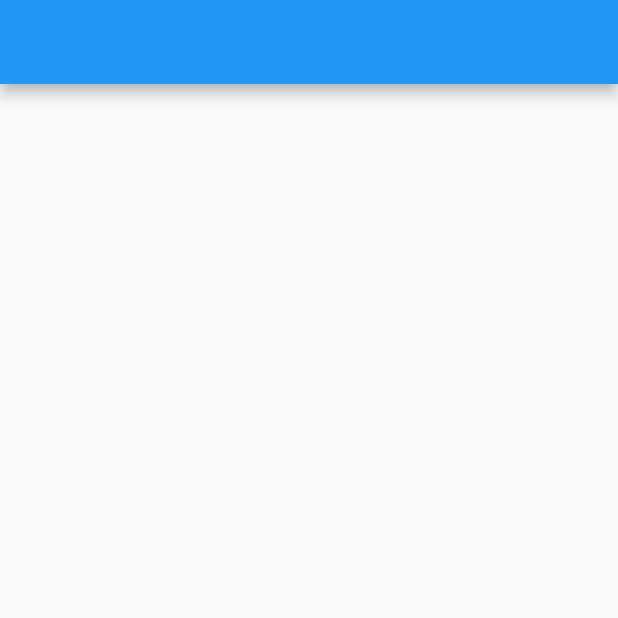
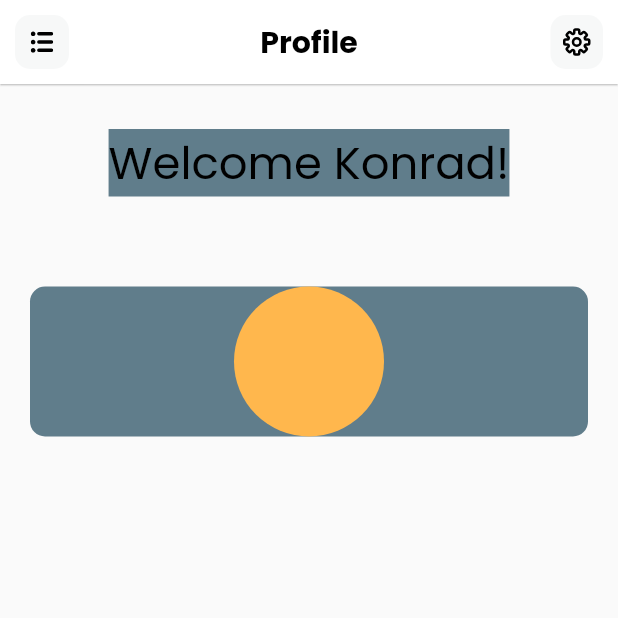
Before and after one commit to Conrad-Push/Speak-It-App, a Flutter app: the screen it shows after launch, on a phone screen of 412 x 824 dp, the top half of it. Run offline on Flutter 3.47's test engine with Material 2 defaults, Android fonts, the phone set to English and light mode, and no system bars; our stand-ins replace firebase_core, flutter_svg; accounts and stored records are empty.

Commit message:
First version of home page added with app bar

```diff
--- a/lib/main.dart
+++ b/lib/main.dart
@@ -13,9 +13,10 @@ class MyApp extends StatelessWidget {
 
   @override
   Widget build(BuildContext context) {
-    return const MaterialApp(
+    return MaterialApp(
       debugShowCheckedModeBanner: false,
-      home: HomePage(),
+      theme: ThemeData(fontFamily: 'Poppins'),
+      home: const HomePage(),
     );
   }
 }
--- a/lib/pages/app/home.dart
+++ b/lib/pages/app/home.dart
@@ -1,4 +1,9 @@
 import 'package:flutter/material.dart';
+import 'package:speak_it_app/widgets/app_bar/custom_app_bar.dart';
+import 'package:speak_it_app/widgets/app_bar/menu_button.dart';
+import 'package:speak_it_app/widgets/app_bar/settings_button.dart';
+import 'package:speak_it_app/utils/constants/texts.dart' as texts;
+import 'package:speak_it_app/utils/constants/colors.dart' as colors;
 
 class HomePage extends StatelessWidget {
   const HomePage({super.key});
@@ -6,7 +11,42 @@ class HomePage extends StatelessWidget {
   @override
   Widget build(BuildContext context) {
     return Scaffold(
-      appBar: AppBar(),
+      appBar: CustomAppBar(
+        title: texts.EnglishTexts.profilePageTitle,
+        leadingButton: AppBarMenuButton(),
+        secondaryButton: [AppBarSettingsButton()],
+      ),
+      body: Center(
+        child: Column(
+          mainAxisAlignment: MainAxisAlignment.start,
+          children: [
+            Container(
+              margin: const EdgeInsets.only(left: 20, right: 20, top: 30, bottom: 30),
+              color: Colors.blueGrey,
+              child: Text(
+                texts.EnglishTexts.welcomeMessage('Konrad'),
+                style: TextStyle(
+                  color: colors.TextColors.fontsMain,
+                  fontSize: 30,
+                  fontWeight: FontWeight.normal,
+                ),
+              ),
+            ),
+            Container(
+              margin: const EdgeInsets.only(left: 20, right: 20, top: 30, bottom: 30),
+              alignment: Alignment.center,
+              decoration: BoxDecoration(
+                color: Colors.blueGrey,
+                borderRadius: BorderRadius.circular(10),
+              ),
+              child: CircleAvatar(
+                radius: 50,
+                backgroundColor: Colors.orange.shade300,
+              ),
+            ),
+          ],
+        ),
+      ),
     );
   }
 }
--- a/lib/utils/constants/colors.dart
+++ b/lib/utils/constants/colors.dart
@@ -1,7 +1,11 @@
 import 'package:flutter/material.dart';
 
+class TextColors {
+  static const fontsMain = Colors.black;
+}
 
-class AppColors {
-  static const primaryColor = Color(0xFF0077FF);
-  static const secondaryColor = Color(0xFFFFA500);
+class ElementsColors {
+  static const appBarBackground = Colors.white;
+  static const appBarButton = Colors.black;
+  static const appBarButtonBackground = Color(0xffF7F8F8);
 }
--- a/lib/utils/constants/texts.dart
+++ b/lib/utils/constants/texts.dart
@@ -1,8 +1,16 @@
 class EnglishTexts {
-  static const welcomeMessage = "Welcome to Speak It App";
+  // Profile page
+  static const profilePageTitle = "Profile";
+
+  // General
+  static String welcomeMessage(String username) => "Welcome $username!";
 }
 
 
 class PolishTexts {
-  static const welcomeMessage = "Witaj w Speak It App";
+  // Strona profilu
+  static const profilePageTitle = "Profil";
+
+  // Ogólne
+  static String welcomeMessage(String username) => "Witaj $username!";
 }
--- /dev/null
+++ b/lib/widgets/app_bar/custom_app_bar.dart
@@ -0,0 +1,37 @@
+import 'package:flutter/material.dart';
+import 'package:speak_it_app/utils/constants/colors.dart' as colors;
+
+class CustomAppBar extends StatelessWidget implements PreferredSizeWidget {
+  final String title;
+  final Widget? leadingButton;
+  final List<Widget>? secondaryButton;
+
+  const CustomAppBar({
+    required this.title,
+    this.leadingButton,
+    this.secondaryButton,
+    Key? key,
+  }) : super(key: key);
+
+  @override
+  Widget build(BuildContext context) {
+    return AppBar(
+      title: Text(
+        title,
+        style: const TextStyle(
+          color: colors.TextColors.fontsMain,
+          fontSize: 20,
+          fontWeight: FontWeight.bold,
+        ),
+      ),
+      backgroundColor: colors.ElementsColors.appBarBackground,
+      elevation: 0.5,
+      centerTitle: true,
+      leading: leadingButton,
+      actions: secondaryButton,
+    );
+  }
+
+  @override
+  Size get preferredSize => const Size.fromHeight(kToolbarHeight);
+}
--- /dev/null
+++ b/lib/widgets/app_bar/menu_button.dart
@@ -0,0 +1,35 @@
+import 'package:flutter/material.dart';
+import 'package:flutter_svg/flutter_svg.dart';
+import 'package:speak_it_app/utils/constants/colors.dart' as colors;
+
+class AppBarMenuButton extends StatelessWidget {
+  const AppBarMenuButton({
+    super.key,
+  });
+
+  @override
+  Widget build(BuildContext context) {
+    return GestureDetector(
+      onTap: () {},
+      child: Container(
+        margin: const EdgeInsets.all(10),
+        alignment: Alignment.center,
+        decoration: BoxDecoration(
+          color: colors.ElementsColors.appBarButtonBackground,
+          borderRadius: BorderRadius.circular(10),
+        ),
+        child: ColorFiltered(
+          colorFilter: const ColorFilter.mode(
+            colors.ElementsColors.appBarButton,
+            BlendMode.srcIn,
+          ),
+          child: SvgPicture.asset(
+            'assets/graphics/icons/menu_icon.svg',
+            height: 15,
+            width: 15,
+          ),
+        ),
+      ),
+    );
+  }
+}
--- /dev/null
+++ b/lib/widgets/app_bar/settings_button.dart
@@ -0,0 +1,36 @@
+import 'package:flutter/material.dart';
+import 'package:flutter_svg/flutter_svg.dart';
+import 'package:speak_it_app/utils/constants/colors.dart' as colors;
+
+class AppBarSettingsButton extends StatelessWidget {
+  const AppBarSettingsButton({
+    super.key,
+  });
+
+  @override
+  Widget build(BuildContext context) {
+    return GestureDetector(
+      onTap: () {},
+      child: Container(
+        margin: const EdgeInsets.all(10),
+        alignment: Alignment.center,
+        width: 35,
+        decoration: BoxDecoration(
+          color: colors.ElementsColors.appBarButtonBackground,
+          borderRadius: BorderRadius.circular(10),
+        ),
+        child: ColorFiltered(
+          colorFilter: const ColorFilter.mode(
+            colors.ElementsColors.appBarButton,
+            BlendMode.srcIn,
+          ),
+          child: SvgPicture.asset(
+            'assets/graphics/icons/settings_icon.svg',
+            height: 20,
+            width: 20,
+          ),
+        ),
+      ),
+    );
+  }
+}
--- a/pubspec.yaml
+++ b/pubspec.yaml
@@ -20,6 +20,7 @@ dependencies:
   flutter:
     sdk: flutter
   cupertino_icons: ^1.0.2
+  flutter_svg: ^2.0.7
   firebase_core: ^2.15.1
   cloud_firestore: ^4.9.1
   firebase_storage: ^11.2.6
@@ -35,8 +36,7 @@ dev_dependencies:
 flutter:
   uses-material-design: true
   assets:
-    - assets/graphics/
-    - assets/fonts/
+    - assets/graphics/icons/
 
   fonts:
     - family: Poppins
```
Also changed, not shown: assets/graphics/icons/menu_icon.svg (added), assets/graphics/icons/settings_icon.svg (added), lib/widgets/test_widget.dart (deleted), pubspec.lock.
